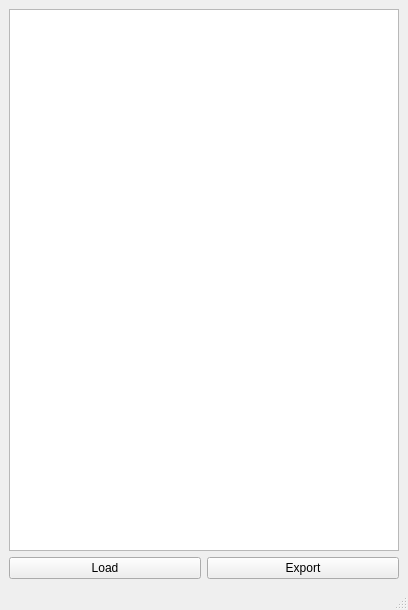
Old version of the form 2019/scripts/nxnUI/nxn_facialPBTool_UI.ui in the repository frozen4sh/maya.
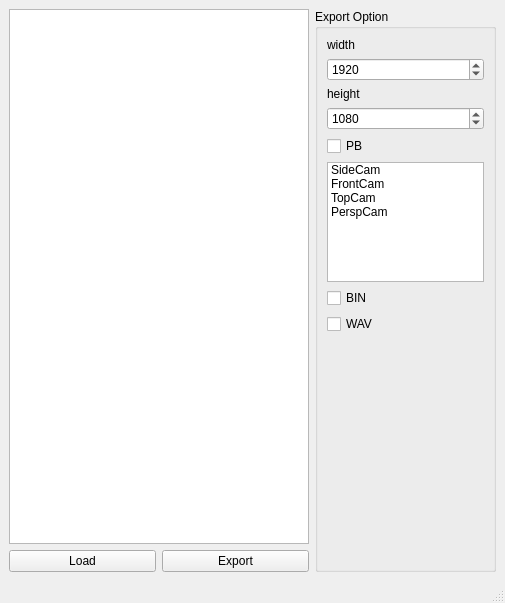
New version of the form.

Patch:
```diff
--- a/2019/scripts/nxnUI/nxn_facialPBTool_UI.ui
+++ b/2019/scripts/nxnUI/nxn_facialPBTool_UI.ui
@@ -6,35 +6,200 @@
    <rect>
     <x>0</x>
     <y>0</y>
-    <width>408</width>
-    <height>610</height>
+    <width>505</width>
+    <height>603</height>
    </rect>
   </property>
   <property name="windowTitle">
    <string>MainWindow</string>
   </property>
   <widget class="QWidget" name="centralwidget">
-   <layout class="QVBoxLayout" name="verticalLayout">
+   <layout class="QHBoxLayout" name="horizontalLayout_2">
     <item>
-     <widget class="QListWidget" name="shotPathListWdg"/>
+     <widget class="QWidget" name="widget" native="true">
+      <layout class="QVBoxLayout" name="verticalLayout_2">
+       <property name="leftMargin">
+        <number>0</number>
+       </property>
+       <property name="topMargin">
+        <number>0</number>
+       </property>
+       <property name="rightMargin">
+        <number>0</number>
+       </property>
+       <property name="bottomMargin">
+        <number>0</number>
+       </property>
+       <item>
+        <widget class="QListWidget" name="shotPathListWdg">
+         <property name="minimumSize">
+          <size>
+           <width>300</width>
+           <height>0</height>
+          </size>
+         </property>
+        </widget>
+       </item>
+       <item>
+        <layout class="QHBoxLayout" name="horizontalLayout">
+         <item>
+          <widget class="QPushButton" name="shotLoadBtn">
+           <property name="text">
+            <string>Load</string>
+           </property>
+          </widget>
+         </item>
+         <item>
+          <widget class="QPushButton" name="dataExpBtn">
+           <property name="text">
+            <string>Export</string>
+           </property>
+          </widget>
+         </item>
+        </layout>
+       </item>
+      </layout>
+     </widget>
     </item>
     <item>
-     <layout class="QHBoxLayout" name="horizontalLayout">
-      <item>
-       <widget class="QPushButton" name="shotLoadBtn">
-        <property name="text">
-         <string>Load</string>
-        </property>
-       </widget>
-      </item>
-      <item>
-       <widget class="QPushButton" name="dataExpBtn">
-        <property name="text">
-         <string>Export</string>
-        </property>
-       </widget>
-      </item>
-     </layout>
+     <widget class="QGroupBox" name="groupBox">
+      <property name="title">
+       <string>Export Option</string>
+      </property>
+      <layout class="QVBoxLayout" name="verticalLayout_3">
+       <property name="leftMargin">
+        <number>0</number>
+       </property>
+       <property name="topMargin">
+        <number>0</number>
+       </property>
+       <property name="rightMargin">
+        <number>0</number>
+       </property>
+       <property name="bottomMargin">
+        <number>0</number>
+       </property>
+       <item>
+        <widget class="QWidget" name="widget_2" native="true">
+         <property name="minimumSize">
+          <size>
+           <width>150</width>
+           <height>0</height>
+          </size>
+         </property>
+         <layout class="QVBoxLayout" name="verticalLayout">
+          <item>
+           <widget class="QLabel" name="label">
+            <property name="text">
+             <string>width</string>
+            </property>
+           </widget>
+          </item>
+          <item>
+           <widget class="QSpinBox" name="pb_width_spinBox">
+            <property name="maximum">
+             <number>100000</number>
+            </property>
+            <property name="value">
+             <number>1920</number>
+            </property>
+           </widget>
+          </item>
+          <item>
+           <widget class="QLabel" name="label_2">
+            <property name="text">
+             <string>height</string>
+            </property>
+           </widget>
+          </item>
+          <item>
+           <widget class="QSpinBox" name="pb_height_spinBox">
+            <property name="maximum">
+             <number>100000</number>
+            </property>
+            <property name="value">
+             <number>1080</number>
+            </property>
+           </widget>
+          </item>
+          <item>
+           <widget class="QCheckBox" name="PB_checkBox">
+            <property name="text">
+             <string>PB </string>
+            </property>
+           </widget>
+          </item>
+          <item>
+           <widget class="QListWidget" name="PB_listWidget">
+            <property name="minimumSize">
+             <size>
+              <width>0</width>
+              <height>0</height>
+             </size>
+            </property>
+            <property name="maximumSize">
+             <size>
+              <width>16777215</width>
+              <height>120</height>
+             </size>
+            </property>
+            <property name="selectionMode">
+             <enum>QAbstractItemView::ExtendedSelection</enum>
+            </property>
+            <item>
+             <property name="text">
+              <string>SideCam</string>
+             </property>
+            </item>
+            <item>
+             <property name="text">
+              <string>FrontCam</string>
+             </property>
+            </item>
+            <item>
+             <property name="text">
+              <string>TopCam</string>
+             </property>
+            </item>
+            <item>
+             <property name="text">
+              <string>PerspCam</string>
+             </property>
+            </item>
+           </widget>
+          </item>
+          <item>
+           <widget class="QCheckBox" name="BIN_checkBox">
+            <property name="text">
+             <string>BIN</string>
+            </property>
+           </widget>
+          </item>
+          <item>
+           <widget class="QCheckBox" name="WAV_checkBox">
+            <property name="text">
+             <string>WAV</string>
+            </property>
+           </widget>
+          </item>
+          <item>
+           <spacer name="verticalSpacer">
+            <property name="orientation">
+             <enum>Qt::Vertical</enum>
+            </property>
+            <property name="sizeHint" stdset="0">
+             <size>
+              <width>20</width>
+              <height>40</height>
+             </size>
+            </property>
+           </spacer>
+          </item>
+         </layout>
+        </widget>
+       </item>
+      </layout>
+     </widget>
     </item>
    </layout>
   </widget>
```
Left out of the diff: 4 changed lines with no effect on the pictures.
